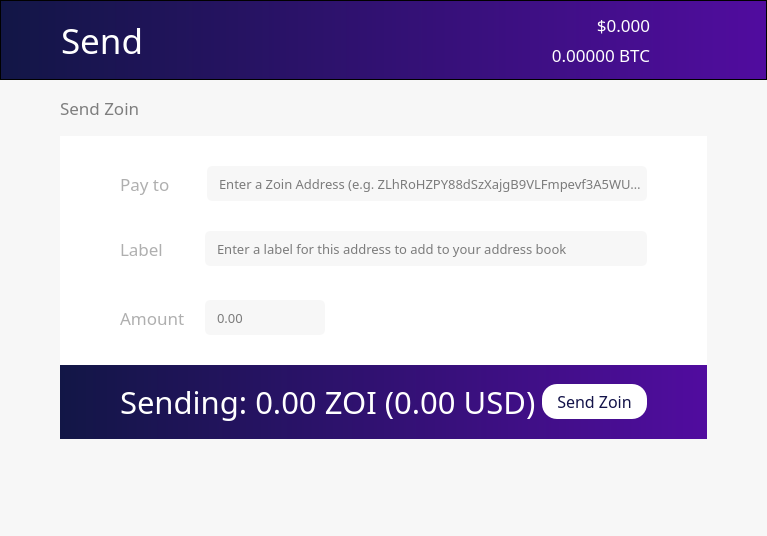
Qt form src/qt/forms/sendcoinsdialog.ui (noirofficial/noir) before a commit.
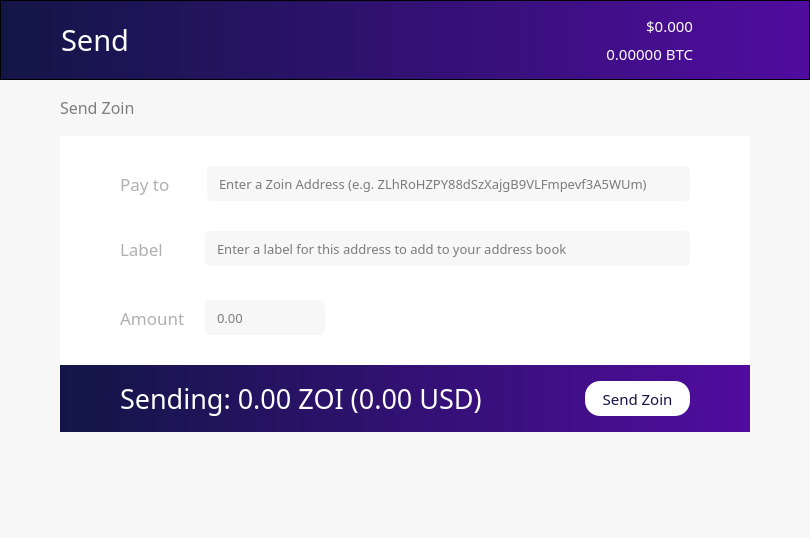
The same form after that commit. Icons and pictures are not drawn. Custom widgets are drawn as their Qt base class.

Diff of the .ui file:
```diff
--- a/src/qt/forms/sendcoinsdialog.ui
+++ b/src/qt/forms/sendcoinsdialog.ui
@@ -6,8 +6,8 @@
    <rect>
     <x>0</x>
     <y>0</y>
-    <width>643</width>
-    <height>536</height>
+    <width>810</width>
+    <height>538</height>
    </rect>
   </property>
   <property name="windowTitle">
@@ -88,7 +88,7 @@
          </property>
          <layout class="QHBoxLayout" name="horizontalLayout_2">
           <property name="spacing">
-           <number>-1</number>
+           <number>6</number>
           </property>
           <property name="leftMargin">
            <number>60</number>
@@ -113,7 +113,7 @@
             <property name="font">
              <font>
               <family>ZoinLight</family>
-              <pointsize>26</pointsize>
+              <pointsize>22</pointsize>
               <weight>50</weight>
               <bold>false</bold>
              </font>
@@ -130,14 +130,14 @@
           <item>
            <layout class="QVBoxLayout" name="verticalLayout_3">
             <property name="spacing">
-             <number>-1</number>
+             <number>6</number>
             </property>
             <item>
              <widget class="QLabel" name="priceUSD">
               <property name="font">
                <font>
                 <family>ZoinMedium</family>
-                <pointsize>13</pointsize>
+                <pointsize>11</pointsize>
                 <weight>50</weight>
                 <bold>false</bold>
                </font>
@@ -159,7 +159,7 @@
               <property name="font">
                <font>
                 <family>ZoinLight</family>
-                <pointsize>13</pointsize>
+                <pointsize>11</pointsize>
                 <weight>50</weight>
                 <bold>false</bold>
                </font>
@@ -247,7 +247,7 @@
          <property name="font">
           <font>
            <family>ZoinMedium</family>
-           <pointsize>13</pointsize>
+           <pointsize>12</pointsize>
            <weight>50</weight>
            <bold>false</bold>
           </font>
@@ -680,7 +680,7 @@
              <property name="font">
               <font>
                <family>ZoinLight</family>
-               <pointsize>23</pointsize>
+               <pointsize>20</pointsize>
                <weight>50</weight>
                <italic>false</italic>
                <bold>false</bold>
@@ -714,7 +714,7 @@
              <property name="font">
               <font>
                <family>ZoinRegular</family>
-               <pointsize>12</pointsize>
+               <pointsize>11</pointsize>
                <weight>50</weight>
                <bold>false</bold>
               </font>
```
Left out of the diff: 6 changed lines with no effect on the pictures.
